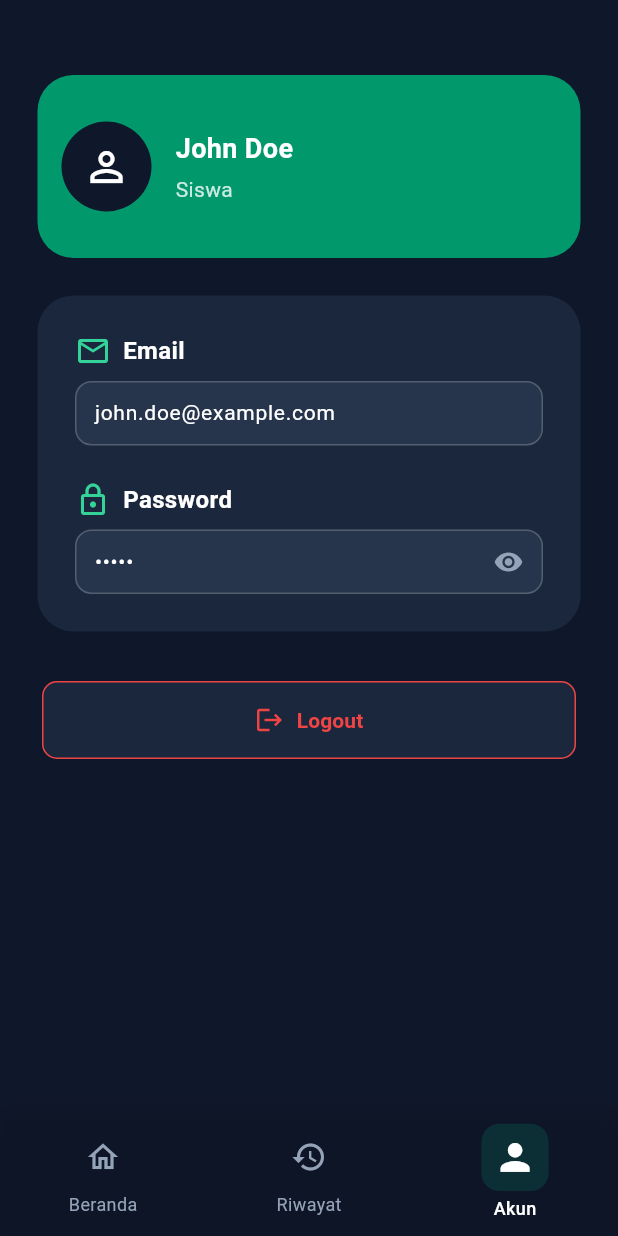
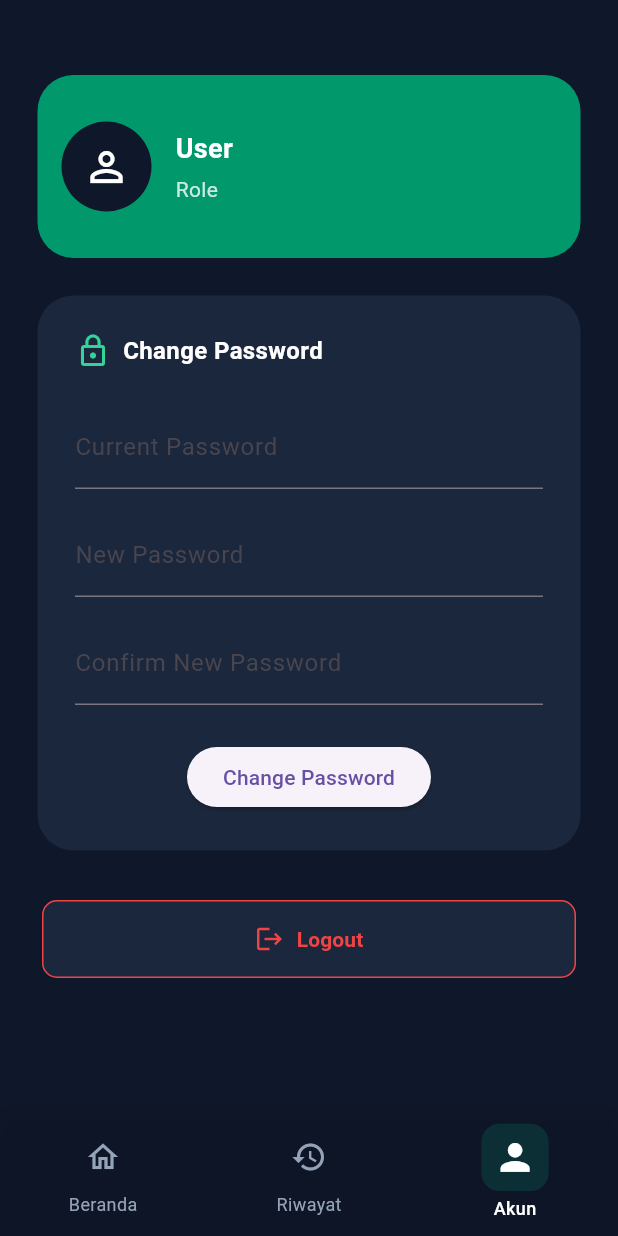
Before and after one commit to Elmanda1/tabungan-sekolah, a Flutter app: the AkunView screen opened by its route, on a phone screen of 412 x 824 dp. Run offline on Flutter 3.47's test engine with Material 3 defaults, Android fonts, the phone set to English and light mode, and no system bars; our stand-ins replace connectivity_plus, flutter_secure_storage, shared_preferences; accounts and stored records are empty; network calls fail.

Commit message:
feat: support for new APIs

```diff
--- /dev/null
+++ b/flutter/lib/services/akun_service.dart
@@ -0,0 +1,52 @@
+import 'dart:convert';
+import 'package:http/http.dart' as http;
+import 'package:flutter/foundation.dart';
+import 'auth_service.dart';
+
+class AkunService {
+  static const String _baseUrl = 'http://10.0.2.2:8000/api';
+
+  // Get user account information
+  static Future<Map<String, dynamic>> getAkunInfo() async {
+    try {
+      final headers = await AuthService.getAuthHeaders();
+      final response = await http.get(
+        Uri.parse('$_baseUrl/akun'),
+        headers: headers,
+      );
+
+      if (response.statusCode == 200) {
+        final result = jsonDecode(response.body);
+        return result;
+      }
+      throw Exception('Failed to get account information');
+    } catch (e) {
+      debugPrint('Error getting account information: $e');
+      rethrow;
+    }
+  }
+
+  // Change user password
+  static Future<void> changePassword(String oldPassword, String newPassword) async {
+    try {
+      final headers = await AuthService.getAuthHeaders();
+      final response = await http.post(
+        Uri.parse('$_baseUrl/gantipw'),
+        headers: headers,
+        body: jsonEncode({
+          'current_password': oldPassword,
+          'new_password': newPassword,
+          'new_password_confirmation': newPassword,
+        }),
+      );
+
+      if (response.statusCode != 200) {
+        final errorData = jsonDecode(response.body);
+        throw Exception(errorData['message'] ?? 'Failed to change password');
+      }
+    } catch (e) {
+      debugPrint('Error changing password: $e');
+      rethrow;
+    }
+  }
+}
--- a/flutter/lib/views/akun_view.dart
+++ b/flutter/lib/views/akun_view.dart
@@ -2,6 +2,7 @@ import 'package:flutter/material.dart';
 import 'package:provider/provider.dart';
 import '../models/appconfig.dart';
 import '../maintemplates.dart';
+import '../services/akun_service.dart';
 
 class AkunView extends StatefulWidget {
   const AkunView({super.key});
@@ -11,9 +12,89 @@ class AkunView extends StatefulWidget {
 }
 
 class _AkunViewState extends State<AkunView> {
-  final _emailController = TextEditingController(text: 'john.doe@example.com');
-  final _passwordController = TextEditingController(text: 'rapip');
-  bool _obscurePassword = true;
+  Map<String, dynamic>? _userData;
+  bool _isLoading = true;
+
+  final _currentPasswordController = TextEditingController();
+  final _newPasswordController = TextEditingController();
+  final _confirmNewPasswordController = TextEditingController();
+
+  @override
+  void initState() {
+    super.initState();
+    _loadUserData();
+  }
+
+  Future<void> _loadUserData() async {
+    try {
+      final userData = await AkunService.getAkunInfo();
+      setState(() {
+        _userData = userData;
+        _isLoading = false;
+      });
+    } catch (e) {
+      // Handle error
+      setState(() {
+        _isLoading = false;
+      });
+    }
+  }
+
+  Future<void> _changePassword() async {
+    if (_newPasswordController.text != _confirmNewPasswordController.text) {
+      // Show error dialog
+      showDialog(
+        context: context,
+        builder: (context) => AlertDialog(
+          title: const Text('Error'),
+          content: const Text('New passwords do not match.'),
+          actions: [
+            TextButton(
+              onPressed: () => Navigator.of(context).pop(),
+              child: const Text('OK'),
+            ),
+          ],
+        ),
+      );
+      return;
+    }
+
+    try {
+      await AkunService.changePassword(
+        _currentPasswordController.text,
+        _newPasswordController.text,
+      );
+      // Show success dialog
+      showDialog(
+        context: context,
+        builder: (context) => AlertDialog(
+          title: const Text('Success'),
+          content: const Text('Password changed successfully.'),
+          actions: [
+            TextButton(
+              onPressed: () => Navigator.of(context).pop(),
+              child: const Text('OK'),
+            ),
+          ],
+        ),
+      );
+    } catch (e) {
+      // Show error dialog
+      showDialog(
+        context: context,
+        builder: (context) => AlertDialog(
+          title: const Text('Error'),
+          content: Text(e.toString().replaceFirst('Exception: ', '')),
+          actions: [
+            TextButton(
+              onPressed: () => Navigator.of(context).pop(),
+              child: const Text('OK'),
+            ),
+          ],
+        ),
+      );
+    }
+  }
 
   @override
   Widget build(BuildContext context) {
@@ -21,7 +102,9 @@ class _AkunViewState extends State<AkunView> {
 
     return MainTemplate(
       backgroundColor: colors['background'],
-      body: SingleChildScrollView(
+      body: _isLoading
+          ? const Center(child: CircularProgressIndicator())
+          : SingleChildScrollView(
               child: Column(
                 children: [
                   // Profile Card
@@ -54,7 +137,7 @@ class _AkunViewState extends State<AkunView> {
                           crossAxisAlignment: CrossAxisAlignment.start,
                           children: [
                             Text(
-                      'John Doe',
+                              _userData?['nama_siswa'] ?? 'User',
                               style: TextStyle(
                                 color: colors['text'],
                                 fontSize: 18,
@@ -63,7 +146,7 @@ class _AkunViewState extends State<AkunView> {
                             ),
                             const SizedBox(height: 4),
                             Text(
-                      'Siswa',
+                              _userData?['kelas'] ?? 'Role',
                               style: TextStyle(
                                 color: colors['text']?.withOpacity(0.8),
                                 fontSize: 14,
@@ -74,7 +157,7 @@ class _AkunViewState extends State<AkunView> {
                       ],
                     ),
                   ),
-          //email & password card
+          // Change Password Card
           Container(
             margin: const EdgeInsets.only(left: 25, right: 25, bottom: 25),
             padding: const EdgeInsets.all(25),
@@ -84,17 +167,17 @@ class _AkunViewState extends State<AkunView> {
             ),
             child: Column(
               children: [
-                // Email
+                // Title
                 Row(
                   mainAxisAlignment: MainAxisAlignment.start,
                   children: [
                     Icon(
-                      Icons.email_outlined,
+                      Icons.lock_outline,
                       color: colors['primaryLight'],
                     ),
                     const SizedBox(width: 8),
                     Text(
-                      'Email',
+                      'Change Password',
                       style: TextStyle(
                         color: colors['text'],
                         fontSize: 16,
@@ -103,93 +186,32 @@ class _AkunViewState extends State<AkunView> {
                     ),
                   ],
                 ),
-                const SizedBox(height: 8),
-                Container(
-                  padding: const EdgeInsets.symmetric(horizontal: 12, vertical: 10),
-                  decoration: BoxDecoration(
-                    color: colors['surface'],
-                    borderRadius: BorderRadius.circular(11),
-                    border: Border.all(color: colors['outline'] ?? Colors.grey.shade300),
+                const SizedBox(height: 24),
+                // Current Password
+                TextFormField(
+                  controller: _currentPasswordController,
+                  obscureText: true,
+                  decoration: const InputDecoration(labelText: 'Current Password'),
                 ),
-                  child: TextFormField(
-                    controller: _emailController,
-                    style: TextStyle(
-                      color: colors['text'],
-                      fontSize: 14,
+                const SizedBox(height: 16),
+                // New Password
+                TextFormField(
+                  controller: _newPasswordController,
+                  obscureText: true,
+                  decoration: const InputDecoration(labelText: 'New Password'),
                 ),
-                    decoration: const InputDecoration(
-                      border: InputBorder.none,
-                      isDense: true,
-                      contentPadding: EdgeInsets.zero,
-                    ),
-                    keyboardType: TextInputType.emailAddress,
-                    onChanged: (value) {
-                      // Handle email change
-                    },
-                  ),
+                const SizedBox(height: 16),
+                // Confirm New Password
+                TextFormField(
+                  controller: _confirmNewPasswordController,
+                  obscureText: true,
+                  decoration: const InputDecoration(labelText: 'Confirm New Password'),
                 ),
                 const SizedBox(height: 24),
-                // Password
-                Row(
-                  mainAxisAlignment: MainAxisAlignment.start,
-                  children: [
-                    Icon(
-                      Icons.lock_outlined,
-                      color: colors['primaryLight'],
-                    ),
-                    const SizedBox(width: 8),
-                    Text(
-                      'Password',
-                      style: TextStyle(
-                        color: colors['text'],
-                        fontSize: 16,
-                        fontWeight: FontWeight.bold,
-                      ),
-                    ),
-                  ],
-                ),
-                const SizedBox(height: 8),
-                Container(
-                  padding: const EdgeInsets.symmetric(horizontal: 12, vertical: 10),
-                  decoration: BoxDecoration(
-                    color: colors['surface'],
-                    borderRadius: BorderRadius.circular(11),
-                    border: Border.all(color: colors['outline'] ?? Colors.grey.shade300),
-                  ),
-                  child: Row(
-                    children: [
-                      Expanded(
-                        child: TextFormField(
-                          controller: _passwordController,
-                          obscureText: _obscurePassword,
-                          style: TextStyle(
-                            color: colors['text'],
-                            fontSize: 14,
-                          ),
-                          decoration: const InputDecoration(
-                            border: InputBorder.none,
-                            isDense: true,
-                            contentPadding: EdgeInsets.zero,
-                          ),
-                        ),
-                      ),
-                      GestureDetector(
-                        onTap: () {
-                          setState(() {
-                            _obscurePassword = !_obscurePassword;
-                          });
-                        },
-                        child: Padding(
-                          padding: const EdgeInsets.only(left: 8.0),
-                          child: Icon(
-                            _obscurePassword ? Icons.visibility : Icons.visibility_off,
-                            color: colors['textSecondary'],
-                            size: 20,
-                          ),
-                        ),
-                      ),
-                    ],
-                  ),
+                // Change Password Button
+                ElevatedButton(
+                  onPressed: _changePassword,
+                  child: const Text('Change Password'),
                 ),
               ],
             ),
```
Also changed, not shown: flutter/lib/providers/riwayat_provider.dart (+79 -2 lines), flutter/lib/services/tabungan_service.dart (+3 -19 lines), flutter/lib/views/riwayat_view.dart (+39 -99 lines). Lines whose indentation alone changed are shown as unchanged.
